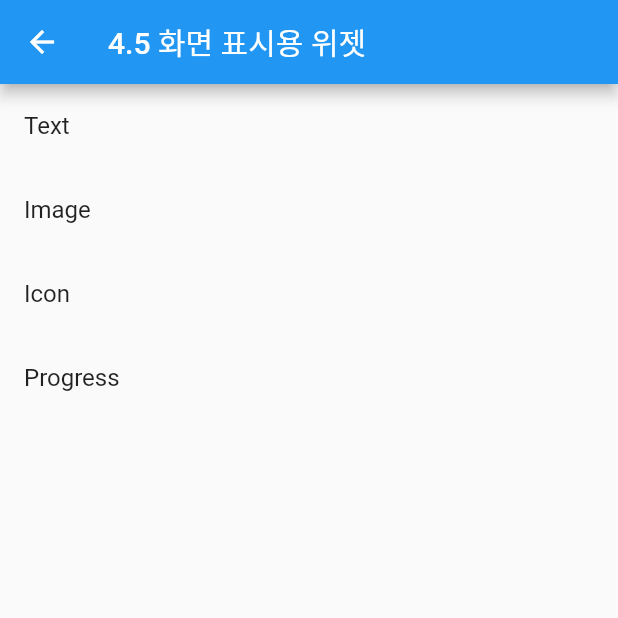
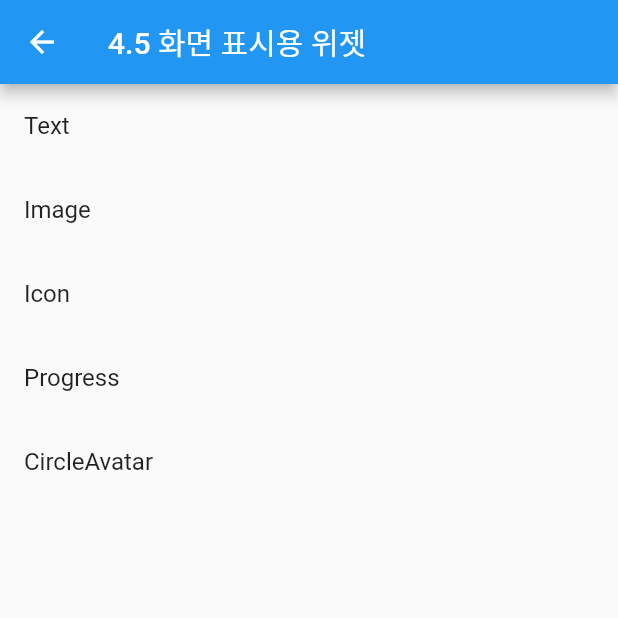
Before and after one commit to karais89/flutter_survival_coding, a Flutter app: the BasicMenu screen opened directly, on a phone screen of 412 x 824 dp, the top half of it. Run offline on Flutter 3.47's test engine with Material 2 defaults, Android fonts, the phone set to English and light mode, and no system bars.

Commit message:
CircleAvatar

```diff
--- a/chapter04/lib/basic/basic_menu.dart
+++ b/chapter04/lib/basic/basic_menu.dart
@@ -1,3 +1,4 @@
+import 'package:chapter04/basic/circle_avatar_page.dart';
 import 'package:chapter04/basic/icon_page.dart';
 import 'package:chapter04/basic/image_page.dart';
 import 'package:chapter04/basic/progress_page.dart';
@@ -30,6 +31,10 @@ class BasicMenu extends StatelessWidget {
             title: 'Progress',
             page: ProgressPage(),
           ),
+          MyListTile(
+            title: 'CircleAvatar',
+            page: CircleAvatarPage(),
+          ),
         ],
       ),
     );
```
Also changed, not shown: chapter04/lib/basic/circle_avatar_page.dart (added, +17 -0 lines).
